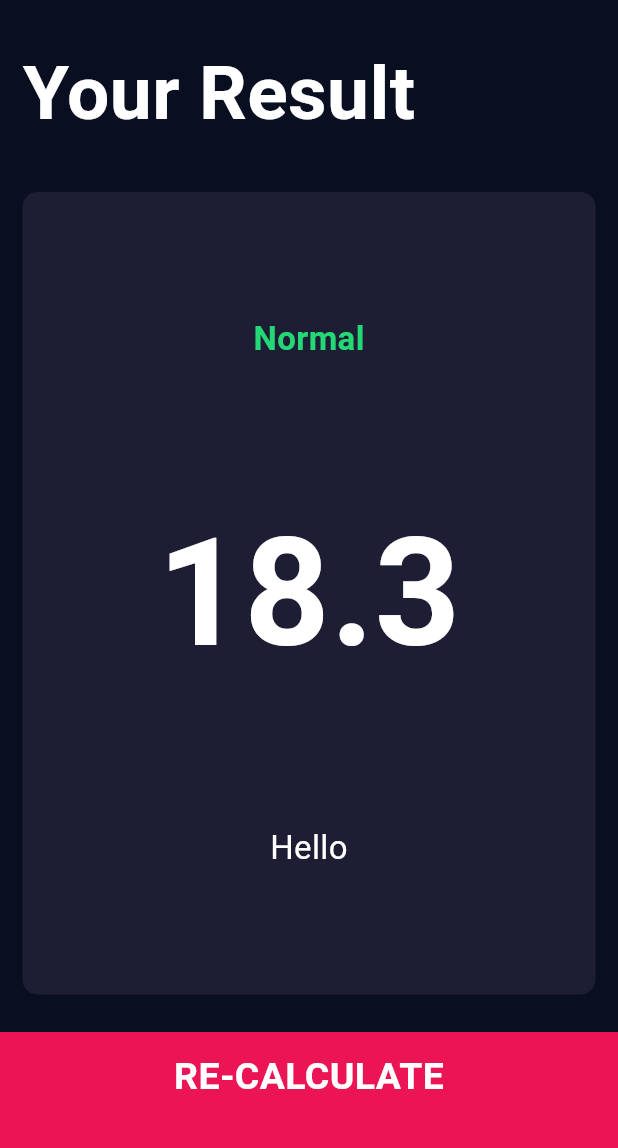
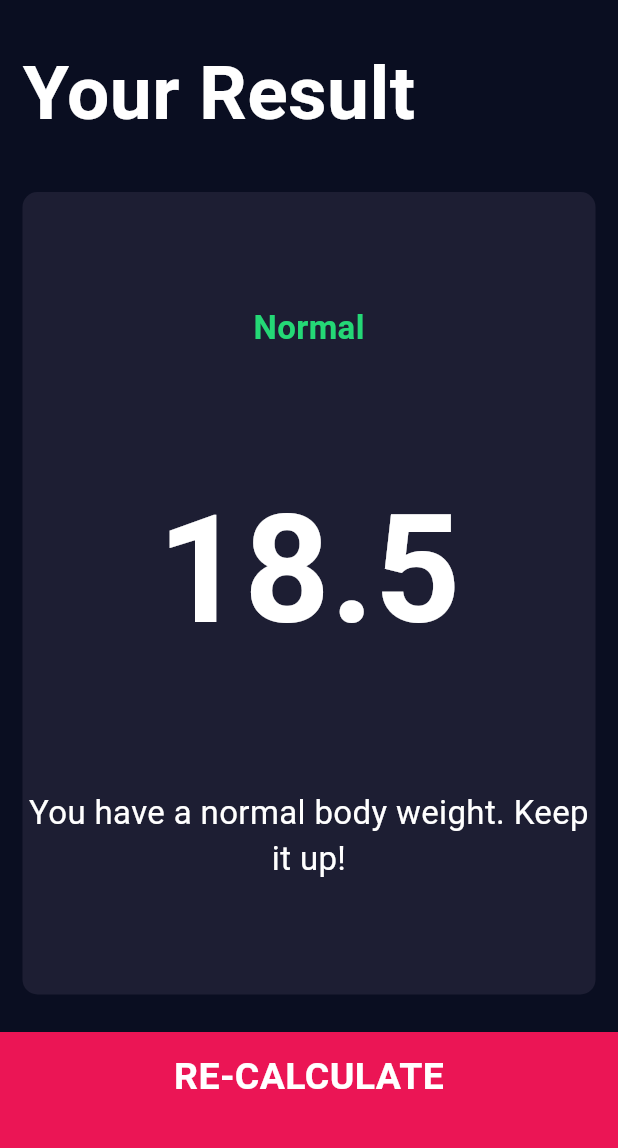
Before and after one commit to ayush1090/Flutter-BMI-calculator, a Flutter app: the screen it shows after launch, after a tap on "Calculate", on a phone screen of 412 x 824 dp, the part 84-1232 px from its top. Run offline on Flutter 3.47's test engine with Material 3 defaults, Android fonts, the phone set to English and light mode, and no system bars; our stand-ins replace font_awesome_flutter.

Commit message:
Completed (Added the BMI Functionaliy)

```diff
--- /dev/null
+++ b/lib/calculator_brain.dart
@@ -0,0 +1,38 @@
+import 'dart:math';
+
+class CalculatorBrain {
+
+  final int height;
+  final int weight;
+
+  CalculatorBrain({required this.height, required this.weight});
+
+  late double _bmi;
+
+  String calculateBMI() {
+    _bmi = weight/pow(height/100, 2);
+    return _bmi.toStringAsFixed(1);
+  }
+
+  String getResult() {
+    if (_bmi >= 25) {
+      return 'Overweight';
+    } else if (_bmi >= 18.5) {
+      return 'Normal';
+    } else {
+      return 'Underweight';
+    }
+  }
+
+  String getInterpretation() {
+    if (_bmi >= 25) {
+      return 'You have a higher than normal body weight. Try to exercise more.';
+    } else if (_bmi >= 18.5) {
+      return 'You have a normal body weight. Keep it up!';
+    } else {
+      return 'You have a lower than normal body weight. Consider eating a bit more.';
+    }
+  }
+
+
+}
--- a/lib/input_page.dart
+++ b/lib/input_page.dart
@@ -6,6 +6,7 @@ import 'icon_content.dart';
 import 'constants.dart';
 import 'results_page.dart';
 import 'bottom_button.dart';
+import 'calculator_brain.dart';
 
 enum Gender{
   male,
@@ -235,8 +236,15 @@ class _InputPageState extends State<InputPage> {
           BottomButton(
             buttonTitle:'Calculate',
             onTap: (){
+
+              CalculatorBrain calc = CalculatorBrain(height: height, weight: weight);
+
               Navigator.push(context,
-                MaterialPageRoute(builder: (context) => Results(),
+                MaterialPageRoute(builder: (context) => ResultsPage(
+                  bmiResult : calc.calculateBMI(),
+                  resultText : calc.getResult(),
+                  interpretation : calc.getInterpretation(),
+                ),
                 ),
               );
             }
--- a/lib/results_page.dart
+++ b/lib/results_page.dart
@@ -1,10 +1,18 @@
 import 'package:flutter/material.dart';
-import 'package:flutter_application_3/bottom_button.dart';
+import 'bottom_button.dart';
 import 'reusable_card.dart';
 import 'constants.dart';
 
-class Results extends StatelessWidget {
-  const Results({super.key});
+class ResultsPage extends StatelessWidget {
+  final String bmiResult;
+  final String resultText;
+  final String interpretation;
+
+  ResultsPage({
+    required this.bmiResult,
+    required this.resultText,
+    required this.interpretation,
+  });
 
   @override
   Widget build(BuildContext context) {
@@ -18,47 +26,47 @@ class Results extends StatelessWidget {
         children: <Widget>[
           Expanded(
             child: Container(
-              padding:EdgeInsets.all(15.0),
+              padding: EdgeInsets.all(15.0),
               alignment: Alignment.bottomLeft,
               child: Text(
                 'Your Result',
                 style: kTitleTextStyle,
               ),
-            )
             ),
-
+          ),
           Expanded(
             flex: 5,
             child: ReusableCard(
               colour: kactiveCardColour,
-              cardChild: const Column(
+              cardChild: Column(
                 mainAxisAlignment: MainAxisAlignment.spaceEvenly,
                 crossAxisAlignment: CrossAxisAlignment.center,
-                children: <Widget>[Text(
-                  'Normal',
+                children: <Widget>[
+                  Text(
+                    resultText,
                     style: kResultTextStyle,
                   ),
                   Text(
-                  '18.3',
+                    bmiResult,
                     style: kBMITextStyle,
                   ),
                   Text(
-                  'Hello',
+                    interpretation,
                     textAlign: TextAlign.center,
                     style: kBodyTextStyle,
-                )
+                  ),
                 ],
               ),
             ),
           ),
           BottomButton(
             buttonTitle: 'RE-CALCULATE',
-            onTap: (){
+            onTap: () {
               Navigator.pop(context);
             },
-          )
+          ),
         ],
-      )
+      ),
     );
   }
 }
```
Lines whose indentation alone changed are shown as unchanged.
